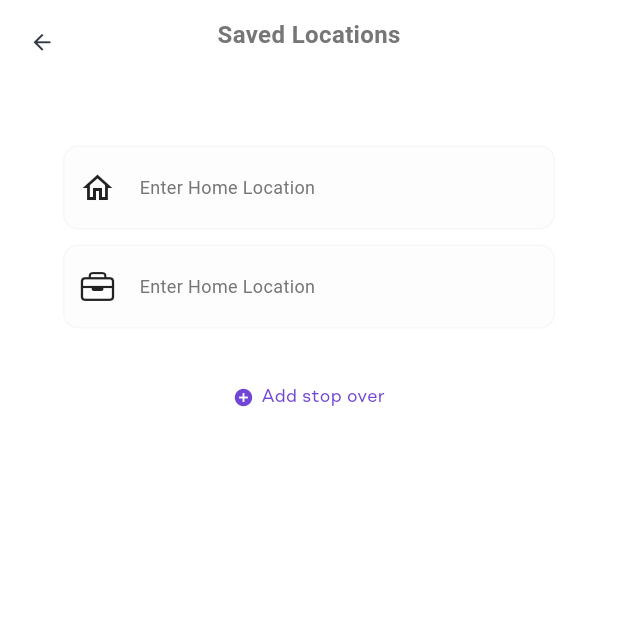
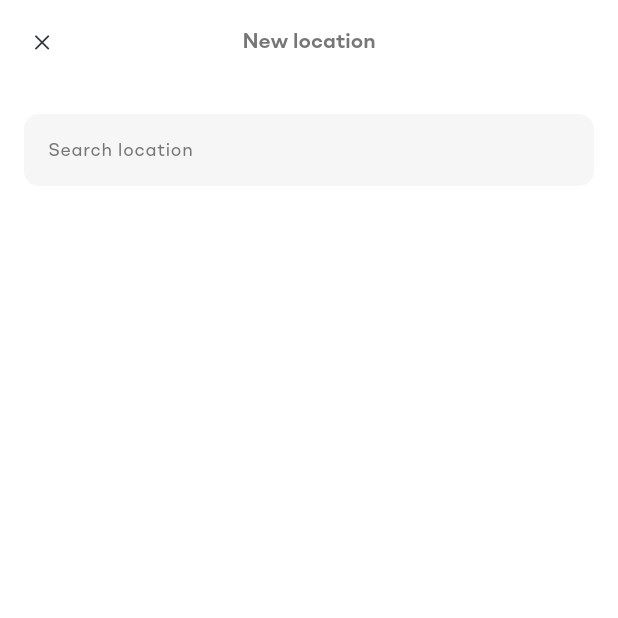
Before and after one commit to bree254/customer_hailing_app, a Flutter app: the SavedLocationsScreen screen opened by its route, after a tap on "Add stop over", on a phone screen of 412 x 824 dp, the top half of it. Run offline on Flutter 3.47's test engine with Material 3 defaults, Android fonts, the phone set to English and light mode, and no system bars; our stand-ins replace connectivity_plus, dio, firebase_core, flutter_rating_bar, geolocator, get and 6 more; accounts and stored records are empty; Roboto replaces fonts that are missing (BR Omny).

Commit message:
name location screen and search location screens and their corresponding routes

```diff
--- a/lib/presentation/order_request/screens/saved_locations_screen.dart
+++ b/lib/presentation/order_request/screens/saved_locations_screen.dart
@@ -1,5 +1,6 @@
 import 'package:customer_hailing/core/app_export.dart';
 import 'package:customer_hailing/core/utils/colors.dart';
+import 'package:customer_hailing/routes/routes.dart';
 import 'package:flutter/cupertino.dart';
 import 'package:flutter/material.dart';
 import 'package:get/get_core/src/get_main.dart';
@@ -116,7 +117,9 @@ class _SavedLocationsScreenState extends State<SavedLocationsScreen> {
                   ),
                   SizedBox(height: 34,),
                   GestureDetector(
-                    onTap:(){},
+                    onTap:(){
+                      Get.toNamed(AppRoutes.searchLocation);
+                    },
                     child: Container(
                       color: Colors.transparent,
                       child: const Row(
--- /dev/null
+++ b/lib/presentation/order_request/screens/search_location_screen.dart
@@ -0,0 +1,178 @@
+import 'package:customer_hailing/core/app_export.dart';
+import 'package:customer_hailing/core/utils/colors.dart';
+import 'package:customer_hailing/routes/routes.dart';
+import 'package:flutter/cupertino.dart';
+import 'package:flutter/material.dart';
+import 'package:get/get_core/src/get_main.dart';
+class SearchLocationScreen extends StatefulWidget {
+  const SearchLocationScreen({super.key});
+
+  @override
+  State<SearchLocationScreen> createState() => _SearchLocationScreenState();
+}
+
+class _SearchLocationScreenState extends State<SearchLocationScreen> {
+  final TextEditingController _locationController = TextEditingController();
+  final FocusNode _locationFocusNode = FocusNode();
+  List<String> _suggestions = [];
+
+  List<String> _allocations =[
+    'Cavalli', 'ABC place', 'Bar Next Door', 'GPO stage', 'Alchemist',
+    'Blue Hills Academy', 'I&M Bank House ', 'Fortis Suite', 'Vibanda Village', 'Moi Avenue'
+  ];
+  List<String> _allocationsDesc =[
+    'Westlands Road, Nairobi, Kenya', 'Westlands Road, Nairobi, Kenya', 'Westlands Road, Nairobi, Kenya', 'Westlands Road, Nairobi, Kenya', 'AlchWestlands Road, Nairobi, Kenyaemist',
+    'Westlands Road, Nairobi, Kenya', 'Westlands Road, Nairobi, Kenya', 'Westlands Road, Nairobi, Kenya', 'Westlands Road, Nairobi, Kenya'
+  ];
+
+  @override
+  void initState(){
+    super.initState();
+    _locationController.addListener((_onLocationChanged));
+  }
+  @override
+  void dispose() {
+    _locationController.removeListener(_onLocationChanged);
+    _locationController.dispose();
+    _locationFocusNode.dispose();
+    super.dispose();
+  }
+
+  void _onLocationChanged() {
+    final query = _locationController.text.toLowerCase();
+    if (query.isNotEmpty) {
+      setState(() {
+        _suggestions = _allocations
+            .where((location) => location.toLowerCase().contains(query))
+            .toList();
+      });
+    } else {
+      setState(() {
+        _suggestions = [];
+      });
+    }
+  }
+
+  void _onLocationSelected(String location) {
+    Get.toNamed(AppRoutes.nameLocation);
+    // Get.to(() => PastLocationsScreen(selectedLocation: location));
+  }
+  @override
+  Widget build(BuildContext context) {
+    return  Scaffold(
+      appBar: AppBar(
+        backgroundColor: Colors.white,
+        elevation: 0,
+        iconTheme: const IconThemeData(color: Colors.black),
+        leading: IconButton(
+          onPressed: () {
+            Get.back();
+          },
+          icon: const Icon(
+           CupertinoIcons.multiply,
+            size: 17,
+            color: blackTextColor,
+          ),
+        ),
+        title: const Text(
+          'New location',
+          style: TextStyle(
+            color: Color(0xFF767676),
+            fontSize: 14,
+            fontWeight: FontWeight.w600,
+          ),
+        )
+      ),
+      body: Padding(
+          padding: EdgeInsets.symmetric(horizontal: 16,vertical: 20),
+        child: Column(
+          children: [
+            TextField(
+              controller: _locationController,
+              focusNode: _locationFocusNode,
+              decoration: InputDecoration(
+                hintText: 'Search location',
+                hintStyle: const TextStyle(
+                  color: Color(0xFF767676),
+                  fontSize: 12,
+                  fontWeight: FontWeight.w400,
+                ),
+                fillColor: _locationFocusNode.hasFocus ? Colors.white : searchButtonGrey,
+                filled: true,
+                border: OutlineInputBorder(
+                  borderRadius: BorderRadius.circular(10),
+                  borderSide: BorderSide.none,
+                ),
+                focusedBorder: OutlineInputBorder(
+                  borderRadius: BorderRadius.circular(10),
+                  borderSide: const BorderSide(color: primaryColor),
+                ),
+                suffixIcon: _locationFocusNode.hasFocus
+                    ? Padding(
+                  padding: const EdgeInsets.all(8.0),
+                  child: Image.asset(
+                    "assets/images/location.png",
+                    width: 24,
+                    height: 24,
+                  ),
+                )
+                    : null,
+              ),
+            ),
+
+            Expanded(
+              child: ListView.builder(
+                itemCount: _suggestions.length,
+                itemBuilder: (BuildContext context, int index) {
+                  var location = _suggestions[index];
+                  var description = _allocationsDesc[_allocations.indexOf(location)];
+                  return Container(
+                    width: 328,
+                    height: 56,
+                    padding: const EdgeInsets.symmetric(vertical: 4),
+                    margin: EdgeInsets.symmetric(horizontal: 0,vertical: 5),
+                    decoration: ShapeDecoration(
+                      color: Color(0x7FFAFAFA),
+                      shape: RoundedRectangleBorder(
+                        side: BorderSide(
+                          width: 1,
+                          color: Colors.black.withOpacity(0.02500000037252903),
+                        ),
+                        borderRadius: BorderRadius.circular(10),
+                      ),
+                    ),
+                    child:ListTile(
+                      leading:  Image.asset(
+                          width: 24,
+                          height: 24,
+                          color: searchtextGrey,
+                          'assets/images/map-pin-alt-outline.png'
+                      ),
+                      title: Text(
+                        location,
+                        style: TextStyle(
+                          color: Color(0xFF767676),
+                          fontSize: 12,
+                          fontWeight: FontWeight.w400,
+                        ),
+                      ),
+                      subtitle: Text(
+                        description,
+                        style: TextStyle(
+                          color: Color(0xFF767676),
+                          fontSize: 10,
+                          fontWeight: FontWeight.w400,
+                        ),
+                      ),
+                      onTap: () => _onLocationSelected(location),
+                    )
+                  );
+                },
+              ),
+            ),
+          ],
+        ),
+      ),
+    );
+  }
+}
--- a/lib/routes/routes.dart
+++ b/lib/routes/routes.dart
@@ -7,9 +7,11 @@ import 'package:customer_hailing/presentation/order_request/screens/await_driver
 import 'package:customer_hailing/presentation/order_request/binding/home_binding.dart';
 import 'package:customer_hailing/presentation/order_request/screens/chat_screen.dart';
 import 'package:customer_hailing/presentation/order_request/screens/home_screen.dart';
+import 'package:customer_hailing/presentation/order_request/screens/name_location_screen.dart';
 import 'package:customer_hailing/presentation/order_request/screens/profile_screen.dart';
 import 'package:customer_hailing/presentation/order_request/screens/rate_ride_screen.dart';
 import 'package:customer_hailing/presentation/order_request/screens/saved_locations_screen.dart';
+import 'package:customer_hailing/presentation/order_request/screens/search_location_screen.dart';
 import 'package:customer_hailing/presentation/order_request/screens/search_screen.dart';
 import 'package:customer_hailing/presentation/order_request/screens/select_ride_screen.dart';
 import 'package:customer_hailing/presentation/order_request/screens/share_trip_details_screen.dart';
@@ -37,6 +39,8 @@ class AppRoutes {
   static const String chats ="/chat";
   static const String profile="/profile";
   static const String savedLocation="/saved_location";
+  static const String searchLocation="/search_location";
+  static const String nameLocation ="/name_location";
 
   static List<GetPage> pages = [
     GetPage(
@@ -108,5 +112,13 @@ class AppRoutes {
       name: savedLocation,
       page: () =>  const SavedLocationsScreen(),
     ),
+    GetPage(
+      name: searchLocation,
+      page: () =>  const SearchLocationScreen(),
+    ),
+    GetPage(
+      name: nameLocation,
+      page: () =>  const NameLocationScreen(),
+    ),
   ];
 }
```
Also changed, not shown: lib/presentation/order_request/screens/name_location_screen.dart (added, +112 -0 lines).
